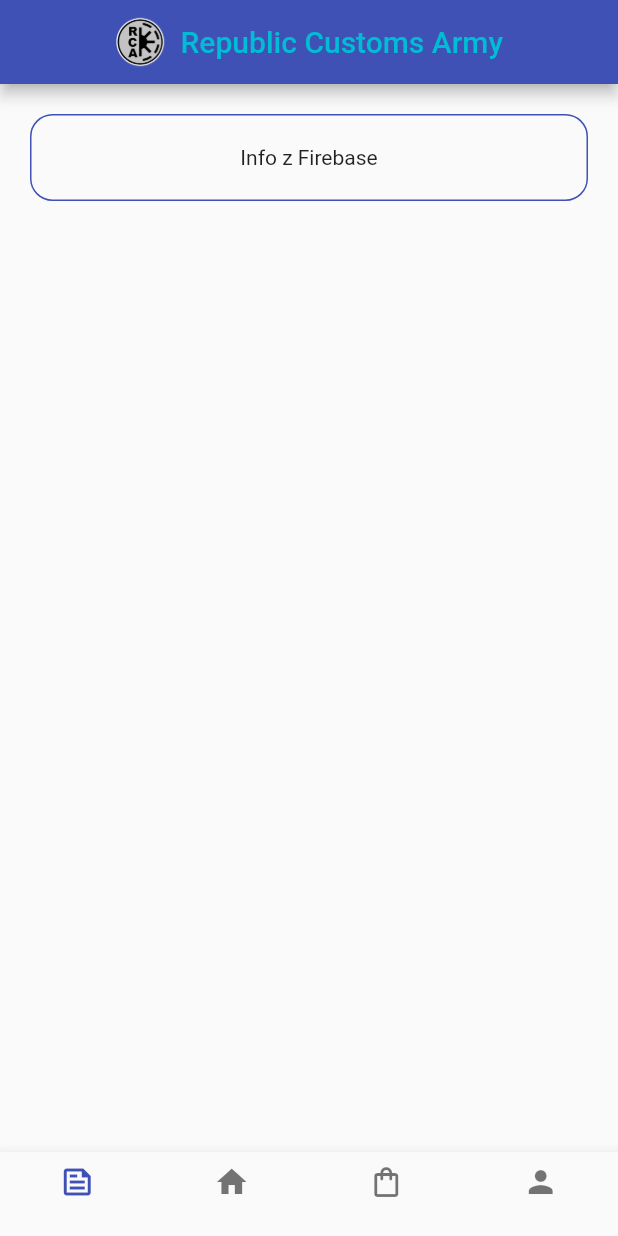
After one commit to MarcelOwczarek/republic_customs_army, a Flutter app: the screen it shows after launch, on a phone screen of 412 x 824 dp. The commit adds this screen. Run offline on Flutter 3.47's test engine with Material 2 defaults, Android fonts, the light colour scheme and no system bars.

Commit message:
Add Container to NewsPage , rename files

```diff
--- a/lib/app/Bag.dart
+++ b/lib/app/BagPage.dart
@@ -1,7 +1,7 @@
 import 'package:flutter/material.dart';
 
-class Bag extends StatelessWidget {
-  const Bag({
+class BagPage extends StatelessWidget {
+  const BagPage({
     super.key,
   });
 
--- a/lib/app/HomePage.dart
+++ b/lib/app/HomePage.dart
@@ -1,8 +1,8 @@
 import 'package:flutter/material.dart';
-import 'package:republic_customs_army/app/Bag.dart';
-import 'package:republic_customs_army/app/MyAccount.dart';
-import 'package:republic_customs_army/app/News.dart';
-import 'package:republic_customs_army/app/Shop.dart';
+import 'package:republic_customs_army/app/BagPage.dart';
+import 'package:republic_customs_army/app/MyAccountPage.dart';
+import 'package:republic_customs_army/app/NewsPage.dart';
+import 'package:republic_customs_army/app/ShopPage.dart';
 
 class HomePage extends StatefulWidget {
   const HomePage({
@@ -41,15 +41,15 @@ class _HomePageState extends State<HomePage> {
       body: Builder(
         builder: (context) {
           if (currrentIndex == 0) {
-            return const News();
+            return const NewsPage();
           }
           if (currrentIndex == 1) {
-            return const Shop();
+            return const ShopPage();
           }
           if (currrentIndex == 2) {
-            return const Bag();
+            return const BagPage();
           }
-          return const MyAccount();
+          return const MyAccountPage();
         },
       ),
       bottomNavigationBar: BottomNavigationBar(
--- a/lib/app/Shop.dart
+++ b/lib/app/MyAccountPage.dart
@@ -1,14 +1,14 @@
 import 'package:flutter/material.dart';
 
-class Shop extends StatelessWidget {
-  const Shop({
+class MyAccountPage extends StatelessWidget {
+  const MyAccountPage({
     super.key,
   });
 
   @override
   Widget build(BuildContext context) {
     return const Center(
-      child: Text('Jeden'),
+      child: Text('Trzy'),
     );
   }
 }
--- /dev/null
+++ b/lib/app/NewsPage.dart
@@ -0,0 +1,37 @@
+import 'package:flutter/material.dart';
+
+class NewsPage extends StatelessWidget {
+  const NewsPage({
+    super.key,
+  });
+
+  @override
+  Widget build(BuildContext context) {
+    return ListView(
+      children: const [CustomContainer()],
+    );
+  }
+}
+
+class CustomContainer extends StatelessWidget {
+  const CustomContainer({
+    super.key,
+  });
+
+  @override
+  Widget build(BuildContext context) {
+    return Container(
+      padding: const EdgeInsets.all(20),
+      margin: const EdgeInsets.all(20),
+      decoration: BoxDecoration(
+        border: Border.all(width: 1, color: Colors.indigo),
+        borderRadius: const BorderRadius.all(
+          Radius.circular(15),
+        ),
+      ),
+      child: const Center(
+        child: Text('Info z Firebase'),
+      ),
+    );
+  }
+}
--- a/lib/app/MyAccount.dart
+++ b/lib/app/ShopPage.dart
@@ -1,14 +1,14 @@
 import 'package:flutter/material.dart';
 
-class MyAccount extends StatelessWidget {
-  const MyAccount({
+class ShopPage extends StatelessWidget {
+  const ShopPage({
     super.key,
   });
 
   @override
   Widget build(BuildContext context) {
     return const Center(
-      child: Text('Trzy'),
+      child: Text('Jeden'),
     );
   }
 }
```
Also changed, not shown: lib/app/News.dart (deleted, +0 -14 lines).
